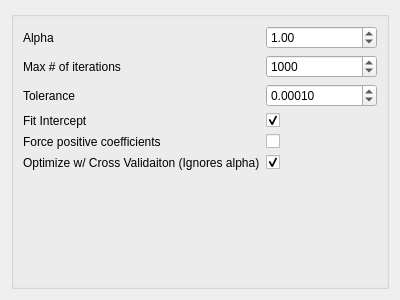
Above: point_spectra_gui/ui/UI Files/Lasso.ui from tisaconundrum2/PySAT-GUI before the change. Below: the same form after it.
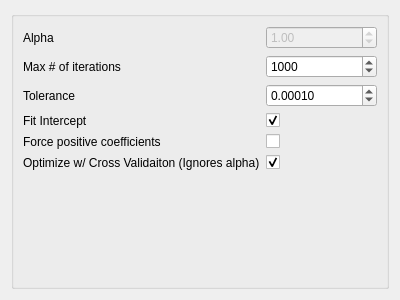
That is the form after the change.

Commit message: Adding toggling of Alpha in *.ui file

Patch:
```diff
--- a/point_spectra_gui/ui/UI Files/Lasso.ui
+++ b/point_spectra_gui/ui/UI Files/Lasso.ui
@@ -29,6 +29,9 @@
       </item>
       <item row="0" column="1">
        <widget class="QDoubleSpinBox" name="alphaDoubleSpinBox">
+        <property name="enabled">
+         <bool>false</bool>
+        </property>
         <property name="maximum">
          <double>999999999.000000000000000</double>
         </property>
```
Left out of the diff: 19 changed lines with no effect on the pictures.
